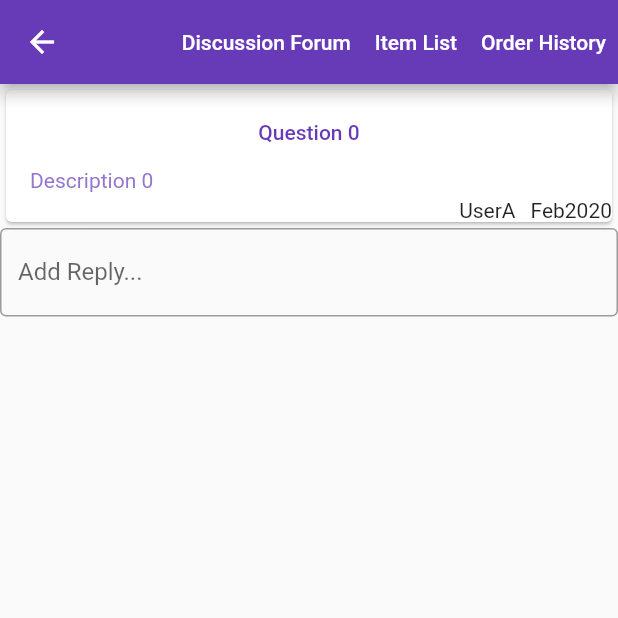
After one commit to akshatarrao/CSI5112-Project, a Flutter app: the DiscussionForum screen opened directly, after a tap on "Question 0", on a phone screen of 412 x 824 dp, the top half of it. The commit adds this screen. Run offline on Flutter 3.47's test engine with Material 2 defaults, Android fonts, the phone set to English and light mode, and no system bars; our stand-ins replace animated_text_kit, faker, flutter_login, flutter_switch, font_awesome_flutter, google_fonts and 2 more; Roboto replaces fonts that are missing (NotoSans, OpenSans).

Commit message:
Added Discussion Forum Answer Page Functionality

```diff
--- /dev/null
+++ b/frontend/lib/dataModal/answer.dart
@@ -0,0 +1,10 @@
+class Answer {
+  int id;
+  String answer;
+  String user;
+  String date;
+  int questionID;
+
+  Answer(this.id, this.answer, this.user, this.date, this.questionID);
+
+}
--- a/frontend/lib/dataModal/question.dart
+++ b/frontend/lib/dataModal/question.dart
@@ -1,10 +1,10 @@
 class Question {
+  int id;
   String title;
   String description;
   String user;
   String date;
-  int replies;
 
-  Question(this.title, this.description, this.user, this.date, this.replies);
+  Question(this.id, this.title, this.description, this.user, this.date);
 
 }
--- /dev/null
+++ b/frontend/lib/page/answer_page.dart
@@ -0,0 +1,105 @@
+import 'package:csi5112_frontend/component/app_bar.dart';
+import 'package:flutter/material.dart';
+import 'package:csi5112_frontend/dataModal/question.dart';
+import 'package:csi5112_frontend/dataModal/answer.dart';
+
+class AnswerPage extends StatefulWidget{
+  final int questionID;
+  const AnswerPage(this.questionID, {Key? key}) : super(key: key);
+
+  @override
+  State<AnswerPage> createState() => _AnswerPageState();
+}
+
+class _AnswerPageState extends State<AnswerPage> {
+
+  static List<Question> questions = [
+    Question(0, "Question 0", "Description 0", "UserA", "Feb2020"),
+    Question(1, "Question 1", "Description 1", "UserA", "Feb2020"),
+    Question(2, "Question 2", "Description 2", "UserB", "Feb2020"),
+    Question(3, "Question 3", "Description 3", "UserA", "Feb2020"),
+  ];
+
+  static List<Answer> answers = [
+    Answer(0, "Answer 0 explanation. Some More Text. Even more text so it goes across more than one line.", "UserW", "Feb2022", 1),
+    Answer(1, "Answer 1 explanation. Some More Text. Even more text so it goes across more than one line.", "UserX", "Feb2022", 1),
+    Answer(2, "Answer 2 explanation. Some More Text. Even more text so it goes across more than one line.", "UserY", "Feb2022", 1),
+    Answer(3, "Answer 3 explanation. Some More Text. Even more text so it goes across more than one line.", "UserX", "Feb2022", 2),
+    Answer(4, "Answer 4 explanation. Some More Text. Even more text so it goes across more than one line.", "UserZ", "Feb2022", 2),
+    Answer(5, "Answer 5 explanation. Some More Text. Even more text so it goes across more than one line.", "UserZ", "Feb2022", 2),
+  ];
+
+  @override
+  Widget build(BuildContext context) {
+    return Scaffold(
+        appBar: DefaultAppBar.getAppBar(context),
+        body: ListView.builder(
+            itemCount: answers.length + 2,
+            itemBuilder: (BuildContext context, int index) {
+              if (index == 0) {
+                return Card( // Card class template: https://api.flutter.dev/flutter/material/Card-class.html
+                  child: Column(
+                    mainAxisAlignment: MainAxisAlignment.start,
+                    children: <Widget>[
+                      ListTile(
+                        title: TextButton(
+                          child: Text(questions[widget.questionID].title),
+                          onPressed: () {
+                            Navigator.push(
+                              context,
+                              MaterialPageRoute(
+                                  builder: (context) => AnswerPage(questions[widget.questionID].id)),
+                            );
+                          },
+                        ),
+                        subtitle: Text(questions[widget.questionID].description),
+                      ),
+                      Row(
+                        mainAxisAlignment: MainAxisAlignment.end,
+                        children: <Widget>[
+                          Text(questions[widget.questionID].user),
+                          const SizedBox(width: 10),
+                          Text(questions[widget.questionID].date)
+                        ],
+                      )
+                    ],
+                  ),
+                );
+              }
+              index -= 1;
+              if(index == answers.length) {
+                return const TextField(
+                  obscureText: false,
+                  decoration: InputDecoration(
+                    border: OutlineInputBorder(),
+                    labelText: 'Add Reply...',
+                  ),
+                );
+              } else if(widget.questionID == answers[index].questionID) {
+                return Card( // Card class template: https://api.flutter.dev/flutter/material/Card-class.html
+                  child: Column(
+                    mainAxisAlignment: MainAxisAlignment.start,
+                    children: <Widget>[
+                      ListTile(
+                        title: const Text('Answer'),
+                        subtitle: Text(answers[index].answer),
+                      ),
+                      Row(
+                        mainAxisAlignment: MainAxisAlignment.end,
+                        children: <Widget>[
+                          Text(answers[index].user),
+                          const SizedBox(width: 10),
+                          Text(answers[index].date)
+                        ],
+                      )
+                    ],
+                  ),
+                );
+              } else {
+                return Container();
+              }
+            }
+        )
+    );
+  }
+}
--- a/frontend/lib/page/discussion_forum.dart
+++ b/frontend/lib/page/discussion_forum.dart
@@ -1,6 +1,7 @@
 import 'package:csi5112_frontend/component/app_bar.dart';
 import 'package:flutter/material.dart';
-import '../dataModal/question.dart';
+import 'package:csi5112_frontend/dataModal/question.dart';
+import 'package:csi5112_frontend/page/answer_page.dart';
 
 class DiscussionForum extends StatefulWidget{
   const DiscussionForum({Key? key}) : super(key: key);
@@ -12,9 +13,10 @@ class DiscussionForum extends StatefulWidget{
 class _DiscussionForumState extends State<DiscussionForum> {
 
   static List<Question> questions = [
-    Question("Question 1", "Description 1", "UserA", "Feb2020", 2),
-    Question("Question 2", "Description 2", "UserB", "Feb2020", 7),
-    Question("Question 3", "Description 3", "UserA", "Feb2020", 0),
+    Question(0, "Question 0", "Description 0", "UserA", "Feb2020"),
+    Question(1, "Question 1", "Description 1", "UserA", "Feb2020"),
+    Question(2, "Question 2", "Description 2", "UserB", "Feb2020"),
+    Question(3, "Question 3", "Description 3", "UserA", "Feb2020"),
   ];
 
   @override
@@ -41,7 +43,13 @@ class _DiscussionForumState extends State<DiscussionForum> {
                       ListTile(
                         title: TextButton(
                           child: Text(questions[index].title),
-                          onPressed: () {},
+                          onPressed: () {
+                            Navigator.push(
+                              context,
+                              MaterialPageRoute(
+                                  builder: (context) => AnswerPage(questions[index].id)),
+                            );
+                          },
                         ),
                         subtitle: Text(questions[index].description),
                       ),
```
